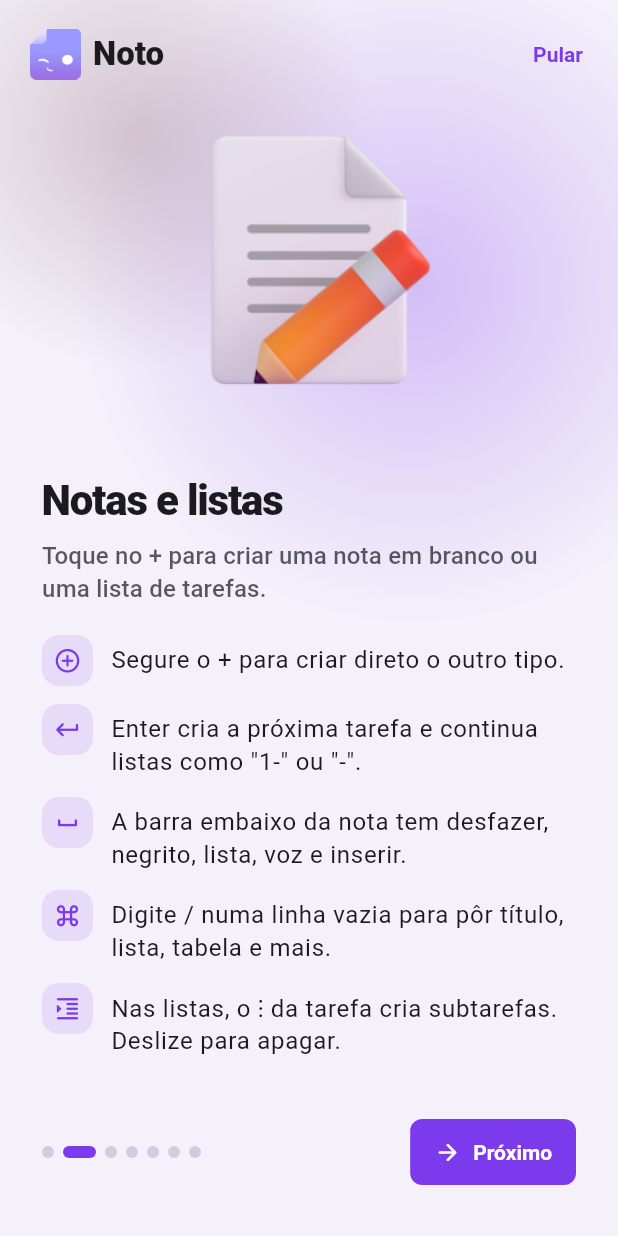
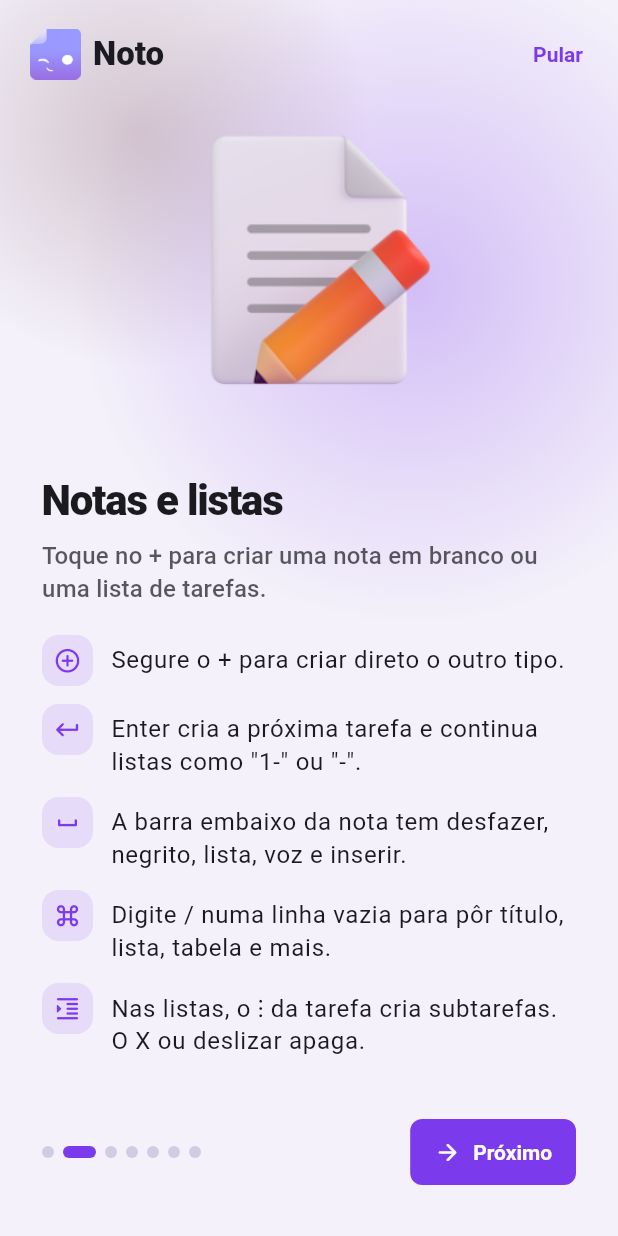
Before and after one commit to Jtcharizard/Noto-Bloco-de-notas, a Flutter app: the screen it shows after launch, swiped to page 2, on a phone screen of 412 x 824 dp. Run offline on Flutter 3.47's test engine with Material 3 defaults, Android fonts, the phone set to English and light mode, and no system bars; our stand-ins replace file_picker, flutter_local_notifications, flutter_markdown_plus, image_picker, pdf, share_plus and 3 more; missing offline and left inert: home_widget, markdown, quick_actions.

Commit message:
Noto 4.1.0: X para apagar tarefas e 10 fundos novos
Co-Authored-By: Claude Opus 5.5 <noreply@anthropic.com>
Claude-Session: https://claude.ai/code/session_01XZfemAtWrMhLuXBgeb37VC

```diff
--- a/lib/noto_editor.dart
+++ b/lib/noto_editor.dart
@@ -186,7 +186,7 @@ class _EditorPageState extends State<EditorPage>
       const SnackBar(
         duration: Duration(seconds: 4),
         content: Text(
-          'Dica: Enter cria a próxima tarefa. Deslize uma tarefa para apagar.',
+          'Dica: Enter cria a próxima tarefa. Toque no X ou deslize para apagar.',
         ),
       ),
     );
--- a/lib/noto_library.dart
+++ b/lib/noto_library.dart
@@ -777,7 +777,7 @@ Future<void> importBackup(BuildContext context, AppStore store) async {
 void showAboutNoto(BuildContext context) => showAboutDialog(
   context: context,
   applicationName: 'Noto',
-  applicationVersion: '4.0',
+  applicationVersion: '4.1',
   applicationIcon: ClipRRect(
     borderRadius: BorderRadius.circular(18),
     child: Image.asset('assets/noto_mark.png', width: 68, height: 68),
--- a/lib/noto_models.dart
+++ b/lib/noto_models.dart
@@ -360,6 +360,16 @@ class NotoAppearance {
     'assets/wallpapers/black_hole.png',
     'assets/wallpapers/neon_city.png',
     'assets/wallpapers/celestial_dragon.png',
+    'assets/wallpapers/por_do_sol.jpg',
+    'assets/wallpapers/synthwave.jpg',
+    'assets/wallpapers/noite_na_serra.jpg',
+    'assets/wallpapers/ondas.jpg',
+    'assets/wallpapers/bokeh.jpg',
+    'assets/wallpapers/dunas.jpg',
+    'assets/wallpapers/low_poly.jpg',
+    'assets/wallpapers/via_lactea.jpg',
+    'assets/wallpapers/fundo_do_mar.jpg',
+    'assets/wallpapers/algodao_doce.jpg',
   ];
 
   static const wallpaperNames = <String>[
@@ -384,6 +394,16 @@ class NotoAppearance {
     'Buraco negro',
     'Cidade neon',
     'Dragão celestial',
+    'Pôr do sol',
+    'Synthwave',
+    'Noite na serra',
+    'Ondas',
+    'Luzes',
+    'Dunas',
+    'Mosaico',
+    'Via Láctea',
+    'Fundo do mar',
+    'Algodão-doce',
   ];
 
   static int safeFontIndex(int index) =>
--- a/lib/noto_tutorial.dart
+++ b/lib/noto_tutorial.dart
@@ -31,7 +31,7 @@ const _steps = <_TutorialStep>[
       (Icons.keyboard_return_rounded, 'Enter cria a próxima tarefa e continua listas como "1-" ou "-".'),
       (Icons.space_bar_rounded, 'A barra embaixo da nota tem desfazer, negrito, lista, voz e inserir.'),
       (Icons.keyboard_command_key_rounded, 'Digite / numa linha vazia para pôr título, lista, tabela e mais.'),
-      (Icons.format_indent_increase_rounded, 'Nas listas, o ⋮ da tarefa cria subtarefas. Deslize para apagar.'),
+      (Icons.format_indent_increase_rounded, 'Nas listas, o ⋮ da tarefa cria subtarefas. O X ou deslizar apaga.'),
     ],
   ),
   _TutorialStep(
--- a/pubspec.yaml
+++ b/pubspec.yaml
@@ -1,7 +1,7 @@
 name: bloco_personalizavel
 description: Bloco de notas offline com temas e fontes personalizaveis.
 publish_to: none
-version: 4.0.1+28
+version: 4.1.0+29
 
 environment:
   sdk: '>=3.4.0 <4.0.0'
```
Also changed, not shown: lib/noto_mixed_editor.dart (+35 -8 lines), assets/wallpapers/algodao_doce.jpg (added), assets/wallpapers/bokeh.jpg (added), assets/wallpapers/dunas.jpg (added), assets/wallpapers/fundo_do_mar.jpg (added), assets/wallpapers/low_poly.jpg (added), assets/wallpapers/noite_na_serra.jpg (added), assets/wallpapers/ondas.jpg (added), assets/wallpapers/por_do_sol.jpg (added), assets/wallpapers/synthwave.jpg (added), assets/wallpapers/via_lactea.jpg (added), 2 other files.
